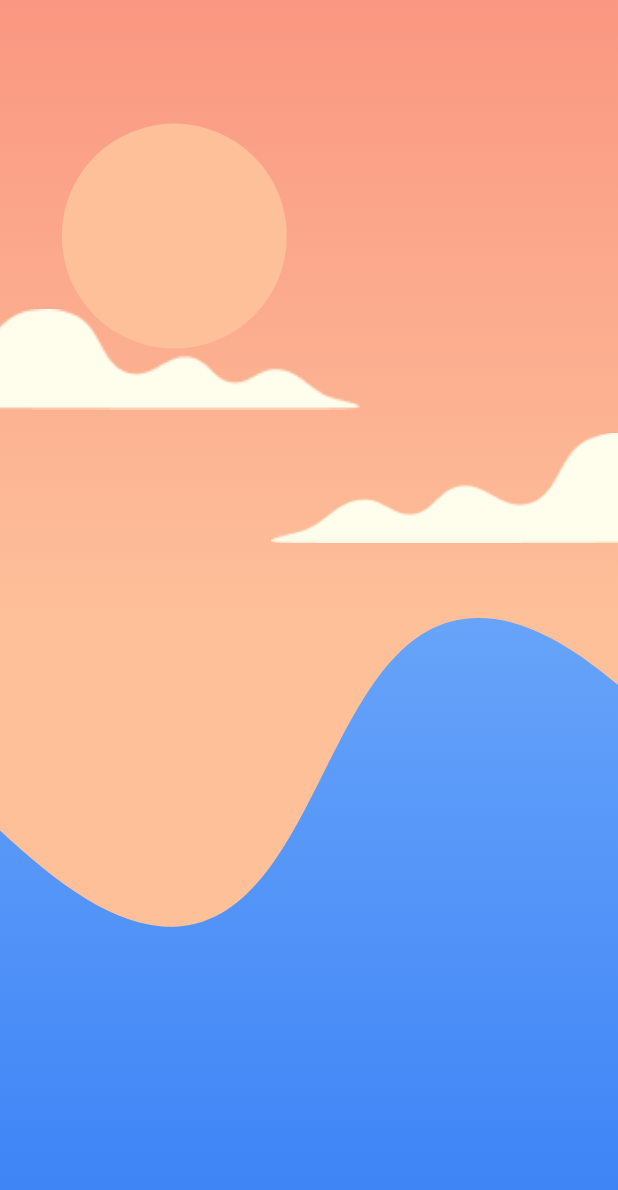
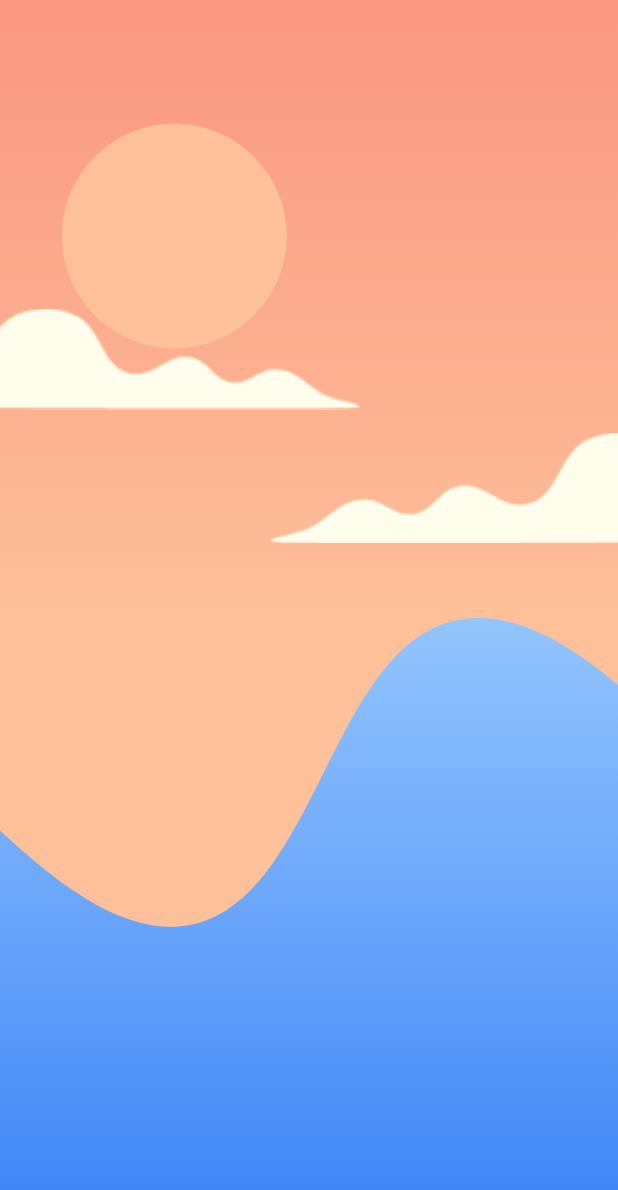
Before and after one commit to guitoof/flutter-zen-breath, a Flutter app: the screen it shows after launch, on a phone screen of 412 x 824 dp. Shown: the top 1190 px of the screen. Run offline on Flutter 3.47's test engine with Material 2 defaults, Android fonts, the phone set to English and light mode, and no system bars.

Commit message:
rename principal wave

```diff
--- a/lib/home_page.dart
+++ b/lib/home_page.dart
@@ -1,5 +1,5 @@
 import 'package:flutter/material.dart';
-import 'package:flutter_zen_breath/wave.dart';
+import 'package:flutter_zen_breath/waves/principal_wave.dart';
 import 'surfer/surfer.dart';
 import 'scene/scene.dart';
 
@@ -15,15 +15,15 @@ class HomePage extends StatefulWidget {
 class _HomePageState extends State<HomePage>
     with SingleTickerProviderStateMixin {
   late AnimationController _breathAnimationController;
-  late Animation _positionAnimation1;
-  late Animation _positionAnimation2;
+  late Animation _principalWaveAnimation1;
+  late Animation _principalWaveAnimation2;
 
   @override
   void initState() {
     _breathAnimationController =
         AnimationController(duration: _BREATH_IN_DURATION, vsync: this);
 
-    _positionAnimation1 =
+    _principalWaveAnimation1 =
         IntTween(begin: 0, end: -1025).animate(_breathAnimationController)
           ..addListener(() {
             setState(() {});
@@ -36,7 +36,7 @@ class _HomePageState extends State<HomePage>
             }
           });
 
-    _positionAnimation2 =
+    _principalWaveAnimation2 =
         IntTween(begin: 1025, end: 0).animate(_breathAnimationController)
           ..addListener(() {
             setState(() {});
@@ -59,18 +59,18 @@ class _HomePageState extends State<HomePage>
         body: Scene(
             child: Stack(
       children: [
-        Wave(
+        PrincipalWave(
           position: Offset(
-            _positionAnimation1.value.toDouble(),
+            _principalWaveAnimation1.value.toDouble(),
             0,
           ),
         ),
-        Wave(
+        PrincipalWave(
           position: Offset(
-            _positionAnimation2.value.toDouble(),
+            _principalWaveAnimation2.value.toDouble(),
             0,
           ),
-        )
+        ),
       ],
     )
 
--- a/lib/wave.dart
+++ b/lib/waves/principal_wave.dart
@@ -2,16 +2,16 @@ import 'package:flutter/widgets.dart';
 import 'package:flutter/material.dart';
 import 'dart:ui' as ui;
 
-class Wave extends StatelessWidget {
+class PrincipalWave extends StatelessWidget {
   final Offset position;
 
-  Wave({required this.position});
+  PrincipalWave({required this.position});
 
   @override
   Widget build(BuildContext context) {
     return Positioned(
       child: CustomPaint(
-        painter: WavePainter(),
+        painter: PrincipalWavePainter(),
         child: Container(
           width: MediaQuery.of(context).size.width,
           height: MediaQuery.of(context).size.height,
@@ -23,7 +23,7 @@ class Wave extends StatelessWidget {
   }
 }
 
-class WavePainter extends CustomPainter {
+class PrincipalWavePainter extends CustomPainter {
   @override
   void paint(Canvas canvas, Size size) {
     var paint = Paint()
@@ -31,7 +31,7 @@ class WavePainter extends CustomPainter {
       ..style = PaintingStyle.fill
       ..strokeCap = StrokeCap.round
       ..shader = ui.Gradient.linear(
-        Offset(size.width / 2, 0),
+        Offset(size.width / 2, size.height / 2),
         Offset(size.width / 2, size.height),
         [
           const Color(0xFF93C5FD),
```
